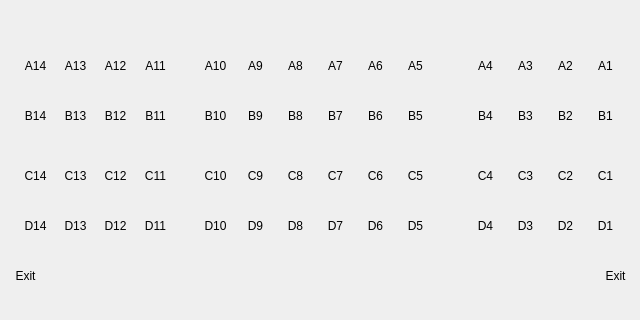
This is In4B00king/economyhall.ui in leejm17/ICT1009-In4B00king as Qt 5 draws it before an edit; both pictures show x 0 to 640 and y 160 to 480 of the 640 by 480 pixel window. The edited form follows.
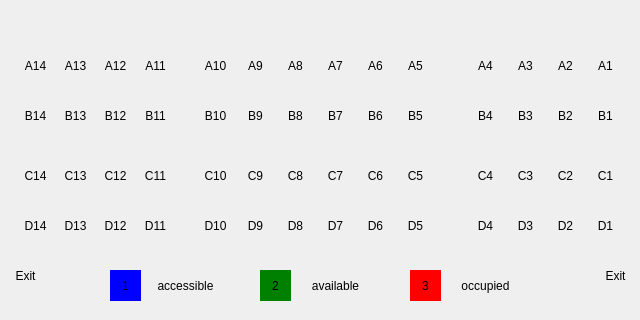
This is the edited form.

```diff
--- a/In4B00king/economyhall.ui
+++ b/In4B00king/economyhall.ui
@@ -1005,6 +1005,111 @@
     <set>Qt::AlignCenter</set>
    </property>
   </widget>
+  <widget class="QLabel" name="sblue">
+   <property name="geometry">
+    <rect>
+     <x>110</x>
+     <y>430</y>
+     <width>31</width>
+     <height>31</height>
+    </rect>
+   </property>
+   <property name="styleSheet">
+    <string notr="true">background-color: blue;</string>
+   </property>
+   <property name="text">
+    <string>1</string>
+   </property>
+   <property name="alignment">
+    <set>Qt::AlignCenter</set>
+   </property>
+  </widget>
+  <widget class="QLabel" name="sgreen">
+   <property name="geometry">
+    <rect>
+     <x>260</x>
+     <y>430</y>
+     <width>31</width>
+     <height>31</height>
+    </rect>
+   </property>
+   <property name="styleSheet">
+    <string notr="true">background-color: green;</string>
+   </property>
+   <property name="text">
+    <string>2</string>
+   </property>
+   <property name="alignment">
+    <set>Qt::AlignCenter</set>
+   </property>
+  </widget>
+  <widget class="QLabel" name="sgreen_2">
+   <property name="geometry">
+    <rect>
+     <x>410</x>
+     <y>430</y>
+     <width>31</width>
+     <height>31</height>
+    </rect>
+   </property>
+   <property name="styleSheet">
+    <string notr="true">background-color: red;</string>
+   </property>
+   <property name="text">
+    <string>3</string>
+   </property>
+   <property name="alignment">
+    <set>Qt::AlignCenter</set>
+   </property>
+  </widget>
+  <widget class="QLabel" name="blabel">
+   <property name="geometry">
+    <rect>
+     <x>150</x>
+     <y>430</y>
+     <width>71</width>
+     <height>31</height>
+    </rect>
+   </property>
+   <property name="text">
+    <string>accessible</string>
+   </property>
+   <property name="alignment">
+    <set>Qt::AlignCenter</set>
+   </property>
+  </widget>
+  <widget class="QLabel" name="glabel">
+   <property name="geometry">
+    <rect>
+     <x>300</x>
+     <y>430</y>
+     <width>71</width>
+     <height>31</height>
+    </rect>
+   </property>
+   <property name="text">
+    <string>available</string>
+   </property>
+   <property name="alignment">
+    <set>Qt::AlignCenter</set>
+   </property>
+  </widget>
+  <widget class="QLabel" name="rlabel">
+   <property name="geometry">
+    <rect>
+     <x>450</x>
+     <y>430</y>
+     <width>71</width>
+     <height>31</height>
+    </rect>
+   </property>
+   <property name="text">
+    <string>occupied</string>
+   </property>
+   <property name="alignment">
+    <set>Qt::AlignCenter</set>
+   </property>
+  </widget>
  </widget>
  <resources/>
  <connections/>
```
